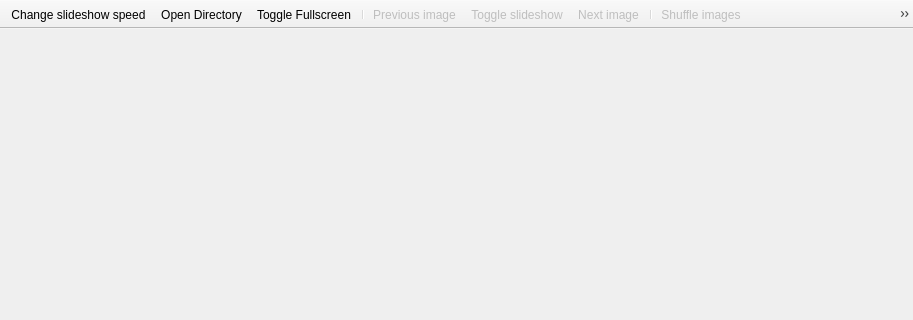
Before: the Qt Designer form poseviewerMainGui.ui in mare5x/poseviewer, drawn with Qt 5; both pictures show x 0 to 913 and y 0 to 320 of the 913 by 649 pixel window.
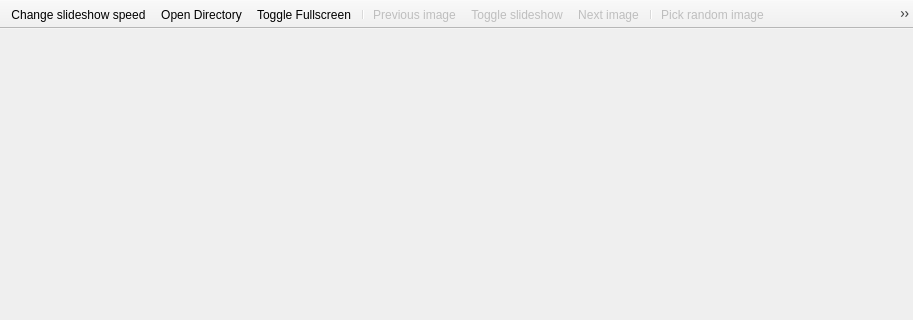
After: the same form once the commit is applied. Icons and pictures are not drawn.

Commit message: Added save option, random, shuffle, changed some names.

The edit to the form file:
```diff
--- a/poseviewerMainGui.ui
+++ b/poseviewerMainGui.ui
@@ -53,7 +53,7 @@
    <addaction name="actionPlay"/>
    <addaction name="actionNext"/>
    <addaction name="separator"/>
-   <addaction name="actionShuffle"/>
+   <addaction name="actionRandom"/>
    <addaction name="actionSound"/>
    <addaction name="actionTimer"/>
    <addaction name="separator"/>
@@ -154,7 +154,7 @@
     <string>Right</string>
    </property>
   </action>
-  <action name="actionShuffle">
+  <action name="actionRandom">
    <property name="enabled">
     <bool>false</bool>
    </property>
@@ -163,10 +163,10 @@
      <normaloff>:/Icons/shuffle.png</normaloff>:/Icons/shuffle.png</iconset>
    </property>
    <property name="text">
-    <string>Shuffle images</string>
+    <string>Pick random image</string>
    </property>
    <property name="toolTip">
-    <string>Shuffle images</string>
+    <string>Pick random image</string>
    </property>
    <property name="shortcut">
     <string>F5</string>
```
The commit also changes 2 other files.
